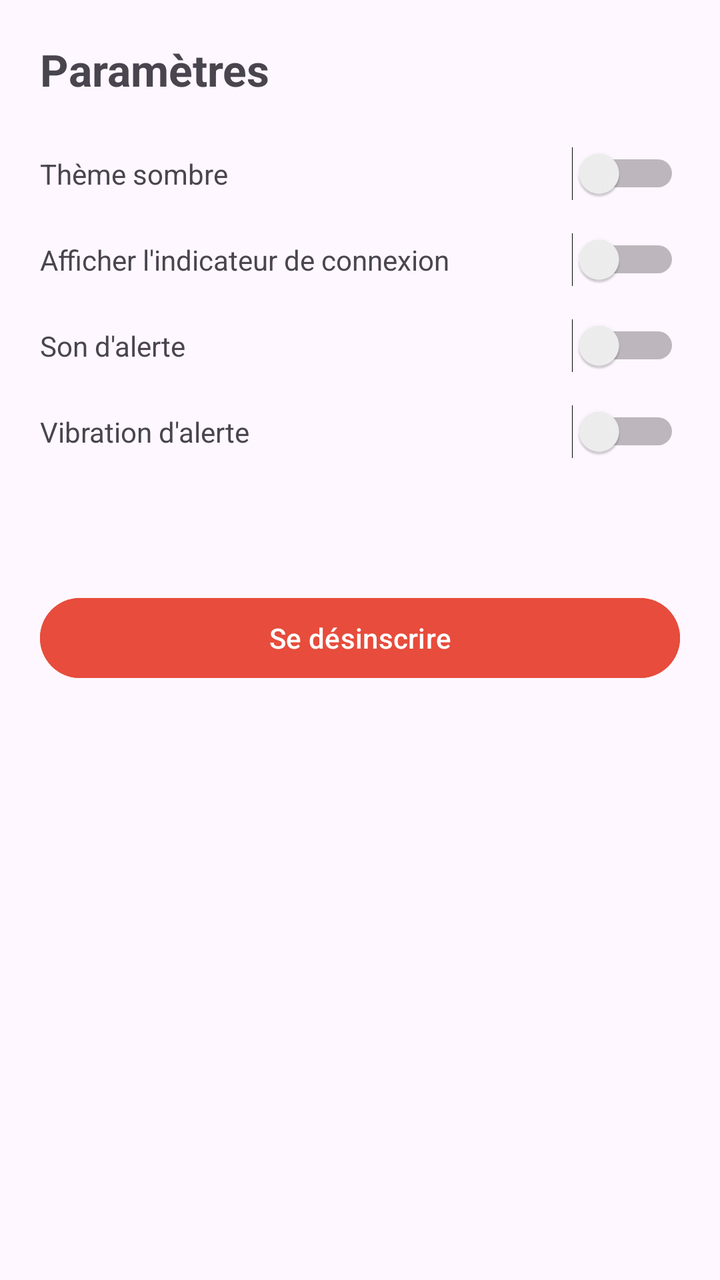
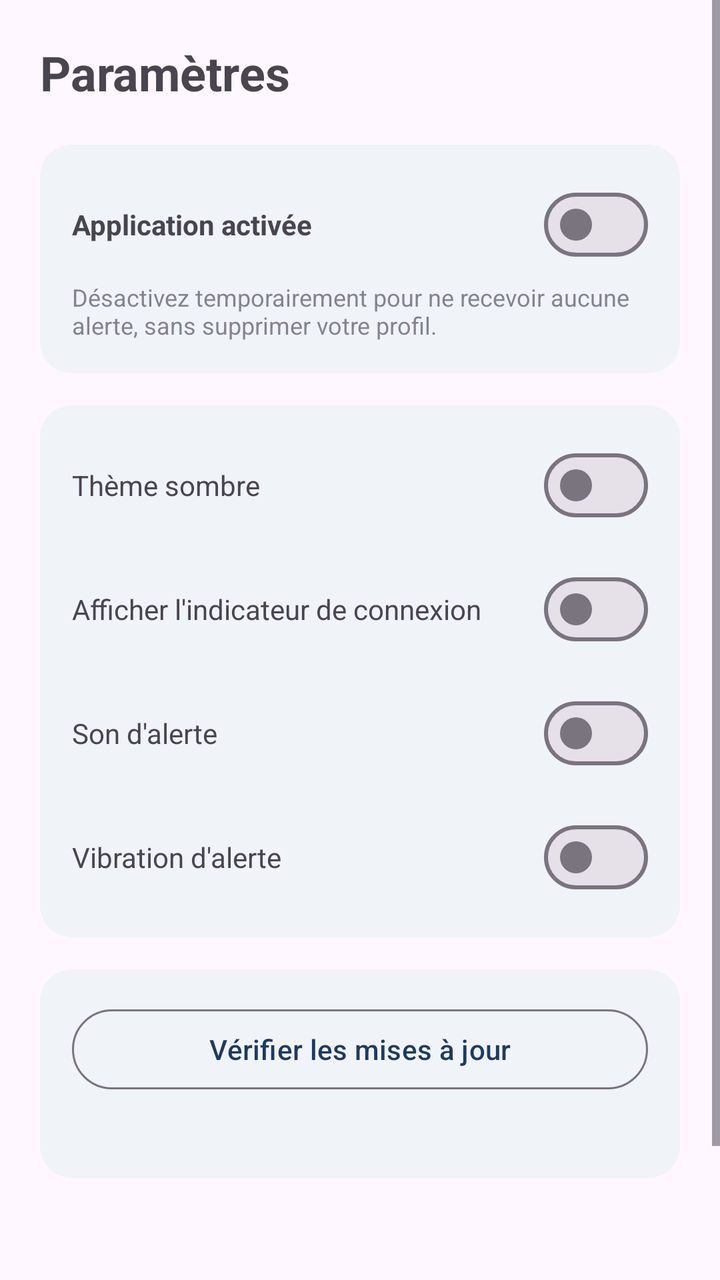

The first picture is an Android layout as it rendered before a commit; the second is the same layout after the commit. The layout source and the unified diff follow.
<!-- AndroidManifest.xml: application theme Theme.IlineEmergency -->
<!-- res/layout/fragment_settings.xml -->
<?xml version="1.0" encoding="utf-8"?>
<ScrollView xmlns:android="http://schemas.android.com/apk/res/android"
    android:layout_width="match_parent"
    android:layout_height="match_parent">

    <LinearLayout
        android:layout_width="match_parent"
        android:layout_height="wrap_content"
        android:orientation="vertical"
        android:padding="20dp">

        <TextView
            android:layout_width="wrap_content"
            android:layout_height="wrap_content"
            android:text="@string/settings_title"
            android:textSize="22sp"
            android:textStyle="bold"
            android:layout_marginBottom="24dp" />

        <LinearLayout
            android:layout_width="match_parent"
            android:layout_height="wrap_content"
            android:orientation="horizontal"
            android:gravity="center_vertical"
            android:layout_marginBottom="16dp">
            <TextView
                android:layout_width="0dp"
                android:layout_height="wrap_content"
                android:layout_weight="1"
                android:text="@string/setting_dark_theme" />
            <Switch
                android:id="@+id/switchDarkTheme"
                android:layout_width="wrap_content"
                android:layout_height="wrap_content" />
        </LinearLayout>

        <LinearLayout
            android:layout_width="match_parent"
            android:layout_height="wrap_content"
            android:orientation="horizontal"
            android:gravity="center_vertical"
            android:layout_marginBottom="16dp">
            <TextView
                android:layout_width="0dp"
                android:layout_height="wrap_content"
                android:layout_weight="1"
                android:text="@string/setting_show_status_bar" />
            <Switch
                android:id="@+id/switchShowStatusBar"
                android:layout_width="wrap_content"
                android:layout_height="wrap_content" />
        </LinearLayout>

        <LinearLayout
            android:layout_width="match_parent"
            android:layout_height="wrap_content"
            android:orientation="horizontal"
            android:gravity="center_vertical"
            android:layout_marginBottom="16dp">
            <TextView
                android:layout_width="0dp"
                android:layout_height="wrap_content"
                android:layout_weight="1"
                android:text="@string/setting_alert_sound" />
            <Switch
                android:id="@+id/switchAlertSound"
                android:layout_width="wrap_content"
                android:layout_height="wrap_content" />
        </LinearLayout>

        <LinearLayout
            android:layout_width="match_parent"
            android:layout_height="wrap_content"
            android:orientation="horizontal"
            android:gravity="center_vertical"
            android:layout_marginBottom="32dp">
            <TextView
                android:layout_width="0dp"
                android:layout_height="wrap_content"
                android:layout_weight="1"
                android:text="@string/setting_alert_vibration" />
            <Switch
                android:id="@+id/switchAlertVibration"
                android:layout_width="wrap_content"
                android:layout_height="wrap_content" />
        </LinearLayout>

        <TextView
            android:id="@+id/textActiveProfile"
            android:layout_width="match_parent"
            android:layout_height="wrap_content"
            android:textSize="13sp"
            android:alpha="0.7"
            android:layout_marginBottom="16dp" />

        <Button
            android:id="@+id/buttonDeregister"
            android:layout_width="match_parent"
            android:layout_height="wrap_content"
            android:text="@string/action_deregister"
            android:backgroundTint="@color/brand_accent" />

    </LinearLayout>
</ScrollView>
<!-- resources referenced by this layout -->
<resources>
  <color name="brand_accent">#E74C3C</color>
  <string name="action_deregister">Se désinscrire</string>
  <string name="setting_alert_sound">Son d\'alerte</string>
  <string name="setting_alert_vibration">Vibration d\'alerte</string>
  <string name="setting_dark_theme">Thème sombre</string>
  <string name="setting_show_status_bar">Afficher l\'indicateur de connexion</string>
  <string name="settings_title">Paramètres</string>
  <style name="Theme.IlineEmergency" parent="Theme.Material3.DayNight.NoActionBar">
          <item name="colorPrimary">@color/brand_primary</item>
          <item name="colorPrimaryDark">@color/brand_primary_dark</item>
          <item name="colorAccent">@color/brand_accent</item>
          <item name="android:statusBarColor" tools:targetApi="l">@color/brand_primary_dark</item>
      </style>
  <color name="brand_primary">#1E3A5F</color>
  <color name="brand_primary_dark">#12253E</color>
</resources>

<!-- the commit's change to res/layout/fragment_settings.xml (unified diff, before → after) -->
@@ -1,5 +1,6 @@
 <?xml version="1.0" encoding="utf-8"?>
 <ScrollView xmlns:android="http://schemas.android.com/apk/res/android"
+    xmlns:app="http://schemas.android.com/apk/res-auto"
     android:layout_width="match_parent"
     android:layout_height="match_parent">
 
@@ -13,76 +14,144 @@
             android:layout_width="wrap_content"
             android:layout_height="wrap_content"
             android:text="@string/settings_title"
-            android:textSize="22sp"
+            android:textSize="24sp"
             android:textStyle="bold"
-            android:layout_marginBottom="24dp" />
+            android:layout_marginBottom="20dp" />
 
+        
         <LinearLayout
             android:layout_width="match_parent"
             android:layout_height="wrap_content"
-            android:orientation="horizontal"
-            android:gravity="center_vertical"
+            android:orientation="vertical"
+            android:background="@drawable/bg_card"
+            android:padding="16dp"
             android:layout_marginBottom="16dp">
+
+            <LinearLayout
+                android:layout_width="match_parent"
+                android:layout_height="wrap_content"
+                android:orientation="horizontal"
+                android:gravity="center_vertical">
+                <TextView
+                    android:layout_width="0dp"
+                    android:layout_height="wrap_content"
+                    android:layout_weight="1"
+                    android:text="@string/setting_app_enabled"
+                    android:textStyle="bold" />
+                <com.google.android.material.materialswitch.MaterialSwitch
+                    android:id="@+id/switchAppEnabled"
+                    android:layout_width="wrap_content"
+                    android:layout_height="wrap_content" />
+            </LinearLayout>
+
             <TextView
-                android:layout_width="0dp"
+                android:layout_width="match_parent"
                 android:layout_height="wrap_content"
-                android:layout_weight="1"
-                android:text="@string/setting_dark_theme" />
-            <Switch
-                android:id="@+id/switchDarkTheme"
-                android:layout_width="wrap_content"
-                android:layout_height="wrap_content" />
+                android:text="@string/setting_app_enabled_hint"
+                android:textSize="12sp"
+                android:alpha="0.65"
+                android:layout_marginTop="4dp" />
         </LinearLayout>
 
         <LinearLayout
             android:layout_width="match_parent"
             android:layout_height="wrap_content"
-            android:orientation="horizontal"
-            android:gravity="center_vertical"
+            android:orientation="vertical"
+            android:background="@drawable/bg_card"
+            android:padding="16dp"
             android:layout_marginBottom="16dp">
-            <TextView
-                android:layout_width="0dp"
+
+            <LinearLayout
+                android:layout_width="match_parent"
                 android:layout_height="wrap_content"
-                android:layout_weight="1"
-                android:text="@string/setting_show_status_bar" />
-            <Switch
-                android:id="@+id/switchShowStatusBar"
-                android:layout_width="wrap_content"
-                android:layout_height="wrap_content" />
+                android:orientation="horizontal"
+                android:gravity="center_vertical"
+                android:layout_marginBottom="14dp">
+                <TextView
+                    android:layout_width="0dp"
+                    android:layout_height="wrap_content"
+                    android:layout_weight="1"
+                    android:text="@string/setting_dark_theme" />
+                <com.google.android.material.materialswitch.MaterialSwitch
+                    android:id="@+id/switchDarkTheme"
+                    android:layout_width="wrap_content"
+                    android:layout_height="wrap_content" />
+            </LinearLayout>
+
+            <LinearLayout
+                android:layout_width="match_parent"
+                android:layout_height="wrap_content"
+                android:orientation="horizontal"
+                android:gravity="center_vertical"
+                android:layout_marginBottom="14dp">
+                <TextView
+                    android:layout_width="0dp"
+                    android:layout_height="wrap_content"
+                    android:layout_weight="1"
+                    android:text="@string/setting_show_status_bar" />
+                <com.google.android.material.materialswitch.MaterialSwitch
+                    android:id="@+id/switchShowStatusBar"
+                    android:layout_width="wrap_content"
+                    android:layout_height="wrap_content" />
+            </LinearLayout>
+
+            <LinearLayout
+                android:layout_width="match_parent"
+                android:layout_height="wrap_content"
+                android:orientation="horizontal"
+                android:gravity="center_vertical"
+                android:layout_marginBottom="14dp">
+                <TextView
+                    android:layout_width="0dp"
+                    android:layout_height="wrap_content"
+                    android:layout_weight="1"
+                    android:text="@string/setting_alert_sound" />
+                <com.google.android.material.materialswitch.MaterialSwitch
+                    android:id="@+id/switchAlertSound"
+                    android:layout_width="wrap_content"
+                    android:layout_height="wrap_content" />
+            </LinearLayout>
+
+            <LinearLayout
+                android:layout_width="match_parent"
+                android:layout_height="wrap_content"
+                android:orientation="horizontal"
+                android:gravity="center_vertical">
+                <TextView
+                    android:layout_width="0dp"
+                    android:layout_height="wrap_content"
+                    android:layout_weight="1"
+                    android:text="@string/setting_alert_vibration" />
+                <com.google.android.material.materialswitch.MaterialSwitch
+                    android:id="@+id/switchAlertVibration"
+                    android:layout_width="wrap_content"
+                    android:layout_height="wrap_content" />
+            </LinearLayout>
         </LinearLayout>
 
         <LinearLayout
             android:layout_width="match_parent"
             android:layout_height="wrap_content"
-            android:orientation="horizontal"
-            android:gravity="center_vertical"
+            android:orientation="vertical"
+            android:background="@drawable/bg_card"
+            android:padding="16dp"
             android:layout_marginBottom="16dp">
+
+            <com.google.android.material.button.MaterialButton
+                android:id="@+id/buttonCheckUpdates"
+                style="@style/Widget.Material3.Button.OutlinedButton"
+                android:layout_width="match_parent"
+                android:layout_height="wrap_content"
+                android:textAllCaps="false"
+                android:text="@string/setting_check_updates" />
+
             <TextView
-                android:layout_width="0dp"
+                android:id="@+id/textUpdateStatus"
+                android:layout_width="match_parent"
                 android:layout_height="wrap_content"
-                android:layout_weight="1"
-                android:text="@string/setting_alert_sound" />
-            <Switch
-                android:id="@+id/switchAlertSound"
-                android:layout_width="wrap_content"
-                android:layout_height="wrap_content" />
-        </LinearLayout>
-
-        <LinearLayout
-            android:layout_width="match_parent"
-            android:layout_height="wrap_content"
-            android:orientation="horizontal"
-            android:gravity="center_vertical"
-            android:layout_marginBottom="32dp">
-            <TextView
-                android:layout_width="0dp"
-                android:layout_height="wrap_content"
-                android:layout_weight="1"
-                android:text="@string/setting_alert_vibration" />
-            <Switch
-                android:id="@+id/switchAlertVibration"
-                android:layout_width="wrap_content"
-                android:layout_height="wrap_content" />
+                android:textSize="12sp"
+                android:alpha="0.7"
+                android:layout_marginTop="8dp" />
         </LinearLayout>
 
         <TextView
@@ -93,10 +162,12 @@
             android:alpha="0.7"
             android:layout_marginBottom="16dp" />
 
-        <Button
+        <com.google.android.material.button.MaterialButton
             android:id="@+id/buttonDeregister"
             android:layout_width="match_parent"
-            android:layout_height="wrap_content"
+            android:layout_height="56dp"
+            android:textAllCaps="false"
+            app:cornerRadius="28dp"
             android:text="@string/action_deregister"
             android:backgroundTint="@color/brand_accent" />
 
<!-- resource entries referenced after the edit -->
@@ -1,9 +1,18 @@
 <!-- resources referenced by this layout -->
 <resources>
   <color name="brand_accent">#E74C3C</color>
+  <!-- drawable bg_card (drawable) -->
+  <?xml version="1.0" encoding="utf-8"?>
+  <shape xmlns:android="http://schemas.android.com/apk/res/android" android:shape="rectangle">
+      <corners android:radius="16dp" />
+      <solid android:color="#F0F3F8" />
+  </shape>
   <string name="action_deregister">Se désinscrire</string>
   <string name="setting_alert_sound">Son d\'alerte</string>
   <string name="setting_alert_vibration">Vibration d\'alerte</string>
+  <string name="setting_app_enabled">Application activée</string>
+  <string name="setting_app_enabled_hint">Désactivez temporairement pour ne recevoir aucune alerte, sans supprimer votre profil.</string>
+  <string name="setting_check_updates">Vérifier les mises à jour</string>
   <string name="setting_dark_theme">Thème sombre</string>
   <string name="setting_show_status_bar">Afficher l\'indicateur de connexion</string>
   <string name="settings_title">Paramètres</string>
